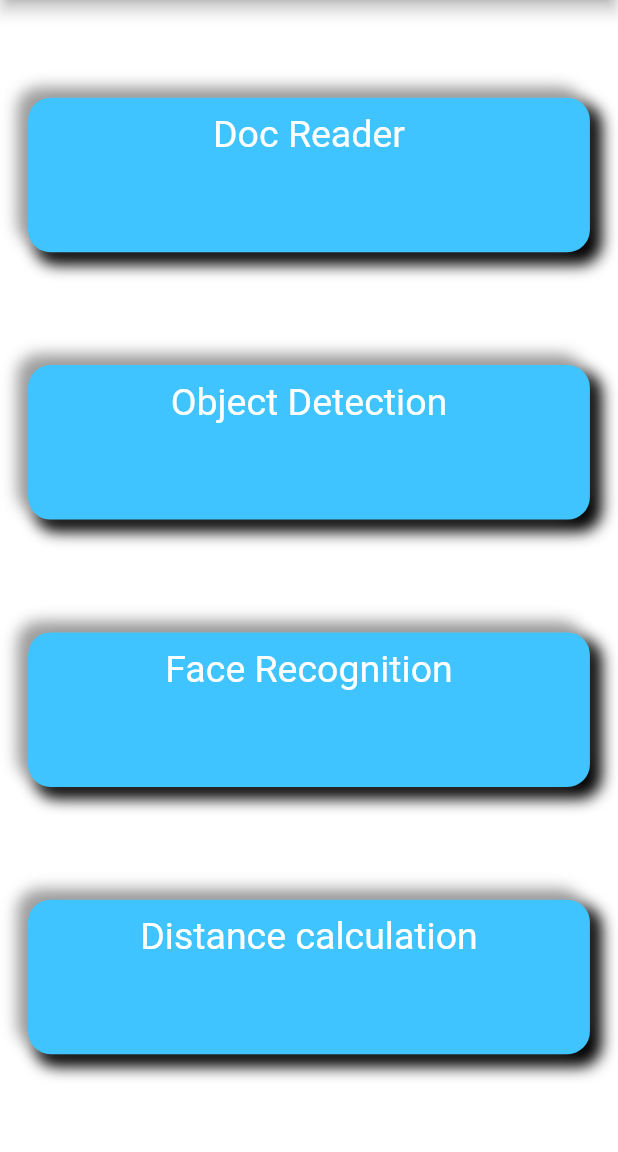
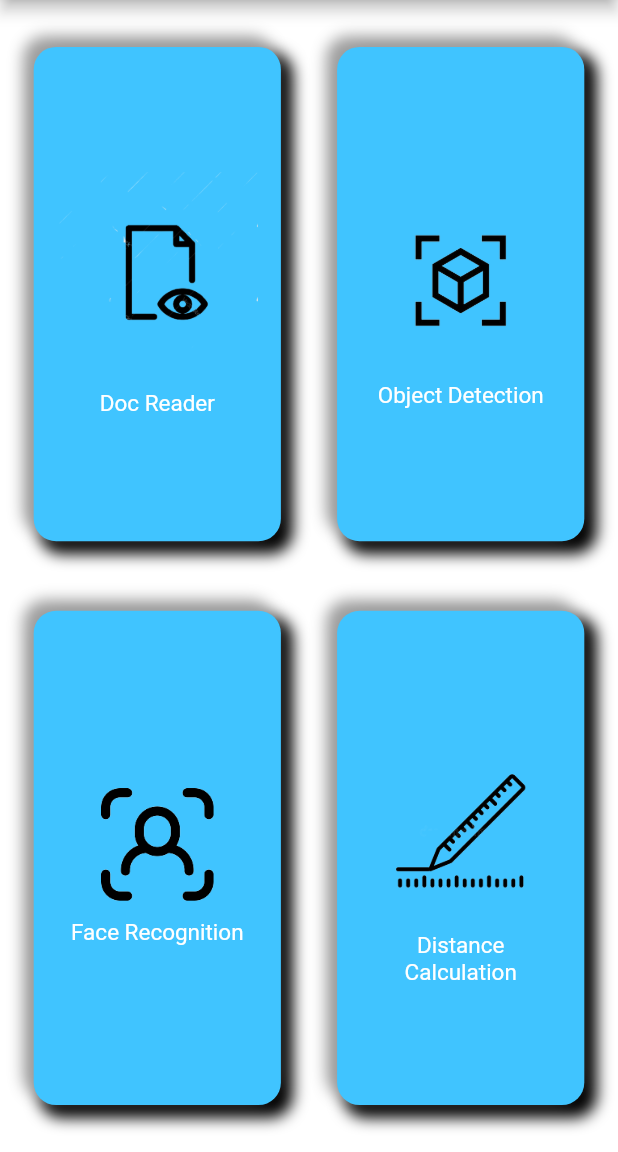
Before and after one commit to aaadddiii/voxlens, a Flutter app: the Main_menu screen opened directly, on a phone screen of 412 x 824 dp, the part 84-1236 px from its top. Run offline on Flutter 3.47's test engine with Material 2 defaults, Android fonts, the phone set to English and light mode, and no system bars; our stand-ins replace camera, dio, file_picker, flutter_dotenv, flutter_tts, get_it and 4 more; missing offline and left inert: alan_voice, google_ml_kit, google_mlkit_commons, google_mlkit_object_detection, google_mlkit_text_recognition, read_pdf_text and 1 more; accounts and stored records are empty.

Commit message:
ui improve

```diff
--- a/client/lib/home_screen.dart
+++ b/client/lib/home_screen.dart
@@ -129,10 +129,12 @@ class _HomeState extends State<Home> {
 // <<<<<<< HEAD
         child: Column(
           mainAxisAlignment: MainAxisAlignment.center,
-          children: [Text(
+          children: [
+            Container(margin: EdgeInsets.all(25.0), child: Image.asset('assets/icon/icon.png', height: 100,width: 100,))
+            ,Text(
           'VoxLens',
             style: TextStyle(
-            fontSize: 50.0,
+            fontSize: 20.0,
             fontWeight: FontWeight.bold,
             letterSpacing: 20.0,
             color: Colors.blueAccent,
--- a/client/lib/main_menu.dart
+++ b/client/lib/main_menu.dart
@@ -9,6 +9,7 @@ import 'navigation.dart';
 import 'object_detection.dart';
 import 'face_recognition/face_ui.dart';
 import 'distance_calculation/object_detect.dart';
+import 'face_recognition/face_rec.dart';
 
 class Main_menu extends StatefulWidget {
   const Main_menu({Key? key}) : super(key: key);
@@ -43,6 +44,10 @@ class _Main_menuState extends State<Main_menu> {
           // Flexible(child: Row(
           //   mainAxisAlignment: MainAxisAlignment.center,
           //   children: [
+          Row(
+            mainAxisAlignment: MainAxisAlignment.spaceEvenly,
+            crossAxisAlignment: CrossAxisAlignment.center,
+            children: [
               GestureDetector(
                 onTap: () {
                   Navigator.push(context,
@@ -51,17 +56,23 @@ class _Main_menuState extends State<Main_menu> {
                       }));
                 },
                 child: Expanded(child: Container(
-                  child: Text('Doc Reader',
+                  child: Center(child: Column(
+                    mainAxisAlignment: MainAxisAlignment.center,
+                    crossAxisAlignment: CrossAxisAlignment.center,
+                    children: [
+                      Image.asset('assets/doc.png'),
+                      Text('Doc Reader',
                       textAlign: TextAlign.center,
                       style: TextStyle(
                         color: Colors.white,
-                      fontSize: 25,
+                        fontSize: 15,
+                      ),),]
                   ),),
-                  padding: EdgeInsets.all(10.0),
-                  margin: EdgeInsets.all(10.0),
+                  padding: EdgeInsets.all(15.0),
+                  margin: EdgeInsets.all(15.0),
 
-                  width: MediaQuery.of(context).size.width/1.1,
-                  height: MediaQuery.of(context).size.height/8,
+                  width: MediaQuery.of(context).size.width/2.5,
+                  height: MediaQuery.of(context).size.height/2.5,
 
                   // color: Colors.red[300],
                   decoration: BoxDecoration(
@@ -138,18 +149,23 @@ class _Main_menuState extends State<Main_menu> {
                       }));
                 },
                 child: Expanded(child: Container(
-                  child: Text('Object Detection',
+                  child: Center(child: Column(
+                      mainAxisAlignment: MainAxisAlignment.center,
+                      crossAxisAlignment: CrossAxisAlignment.center,
+                      children: [
+                        Image.asset('assets/obj.png'),
+                        Text('Object Detection',
                           textAlign: TextAlign.center,
                           style: TextStyle(
                             color: Colors.white,
-                      fontSize: 25,
-                    ),
-                  ),
-                  padding: EdgeInsets.all(10.0),
-                  margin: EdgeInsets.all(10.0),
+                            fontSize: 15,
+                          ),),]
+                  ),),
+                  padding: EdgeInsets.all(15.0),
+                  margin: EdgeInsets.all(15.0),
 
-                  width: MediaQuery.of(context).size.width/1.1,
-                  height: MediaQuery.of(context).size.height/8,
+                  width: MediaQuery.of(context).size.width/2.5,
+                  height: MediaQuery.of(context).size.height/2.5,
 
                   // color: Colors.red[300],
                   decoration: BoxDecoration(
@@ -161,32 +177,45 @@ class _Main_menuState extends State<Main_menu> {
                   ),
                 )),
               ),
+            ],
+          ),
+
 
           //   ],
           // ),
           //   flex: 2,),
           // Row(
           //   children: [
+          Row(
+            mainAxisAlignment: MainAxisAlignment.spaceEvenly,
+            crossAxisAlignment: CrossAxisAlignment.center,
+            children: [
               GestureDetector(
 
                 onTap: (){
                   Navigator.push(context,
                       MaterialPageRoute(builder: (context) {
-                      return FaceUI();
+                        return FaceRec();
                       }));
                 },
                 child: Expanded(child: Container(
-                child: Text('Face Recognition',
+                  child: Center(child: Column(
+                      mainAxisAlignment: MainAxisAlignment.center,
+                      crossAxisAlignment: CrossAxisAlignment.center,
+                      children: [
+                        Image.asset('assets/face.png', width: 100, height: 100,),
+                        Text('Face Recognition',
                           textAlign: TextAlign.center,
                           style: TextStyle(
                             color: Colors.white,
-                    fontSize: 25,
+                            fontSize: 15,
+                          ),),]
                   ),),
-                padding: EdgeInsets.all(10.0),
-                margin: EdgeInsets.all(10.0),
+                  padding: EdgeInsets.all(15.0),
+                  margin: EdgeInsets.all(15.0),
 
-                width: MediaQuery.of(context).size.width/1.1,
-                height: MediaQuery.of(context).size.height/8,
+                  width: MediaQuery.of(context).size.width/2.5,
+                  height: MediaQuery.of(context).size.height/2.5,
 
                   // color: Colors.red[300],
                   decoration: BoxDecoration(
@@ -211,17 +240,23 @@ class _Main_menuState extends State<Main_menu> {
                       }));
                 },
                 child: Expanded(child: Container(
-                  child: Text('Distance calculation',
+                  child: Center(child: Column(
+                      mainAxisAlignment: MainAxisAlignment.center,
+                      crossAxisAlignment: CrossAxisAlignment.center,
+                      children: [
+                        Image.asset('assets/distance.png'),
+                        Text('Distance Calculation',
                           textAlign: TextAlign.center,
                           style: TextStyle(
                             color: Colors.white,
-                      fontSize: 25,
+                            fontSize: 15,
+                          ),),]
                   ),),
-                  padding: EdgeInsets.all(10.0),
-                  margin: EdgeInsets.all(10.0),
+                  padding: EdgeInsets.all(15.0),
+                  margin: EdgeInsets.all(15.0),
 
-                  width: MediaQuery.of(context).size.width/1.1,
-                  height: MediaQuery.of(context).size.height/8,
+                  width: MediaQuery.of(context).size.width/2.5,
+                  height: MediaQuery.of(context).size.height/2.5,
 
                   // color: Colors.red[300],
                   decoration: BoxDecoration(
@@ -236,6 +271,9 @@ class _Main_menuState extends State<Main_menu> {
                 //
               ),
             ],
+          )
+
+                     ],
       ),),
 
     );
--- a/client/pubspec.yaml
+++ b/client/pubspec.yaml
@@ -81,6 +81,7 @@ flutter:
 
   # To add assets to your application, add an assets section, like this:
   assets:
+    - assets/
     - .env
     - assets/mobilefacenet.tflite
     - assets/object_labeler.tflite
```
Also changed, not shown: client/assets/distance.png (added), client/assets/doc.png (added), client/assets/face.png (added), client/assets/obj.png (added), client/pubspec.lock. Lines whose indentation alone changed are shown as unchanged.
